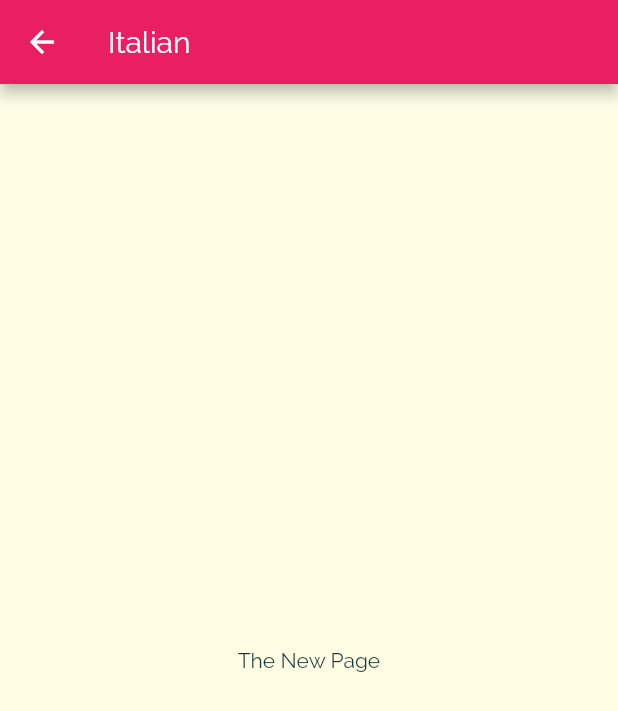
After one commit to achowba/meals_app, a Flutter app: the screen it shows after launch, after a tap on "Italian", on a phone screen of 412 x 824 dp. The commit adds this screen. Shown: the top 711 px of the screen. Run offline on Flutter 3.47's test engine with Material 2 defaults, Android fonts, the phone set to English and light mode, and no system bars.

Commit message:
160. Passing Data via the Constructor

```diff
--- a/lib/categories_screen.dart
+++ b/lib/categories_screen.dart
@@ -15,7 +15,7 @@ class CategoriesScreen extends StatelessWidget {
             body: GridView(
                 padding: const EdgeInsets.all(15),
                 children: DUMMY_CATEGORIES.map((catData) =>
-                    CategoryItem(catData.title, catData.color)
+                    CategoryItem(catData.id, catData.title, catData.color)
                 ).toList(),
                 gridDelegate: SliverGridDelegateWithMaxCrossAxisExtent( // this class takes care of structuring the grid
                     maxCrossAxisExtent: 200,
--- a/lib/category_item.dart
+++ b/lib/category_item.dart
@@ -1,15 +1,31 @@
 import 'package:flutter/material.dart';
+import './category_meals_screen.dart';
 
 class CategoryItem extends StatelessWidget {
 
+    final String id;
     final String title;
     final Color color;
 
-    CategoryItem(this.title, this.color);
+    CategoryItem(this.id, this.title, this.color);
+
+    // method to navigate to another page
+    void selectCategory(BuildContext ctx) {
+        // Navigator needs a context, MaterialPageRoute needs a builder (which takes in a context)
+        Navigator.of(ctx).push(MaterialPageRoute(
+            builder: (_) {
+                return CategoryMealsScreen(id, title); // use the constructor to pass data to the next page
+            })
+        );
+    }
 
     @override
     Widget build(BuildContext context) {
-        return Container(
+        return InkWell(
+            onTap: () => selectCategory(context),
+            splashColor: Theme.of(context).primaryColor,
+            borderRadius: BorderRadius.circular(7),
+            child: Container(
                 padding: const EdgeInsets.all(15),
                 child: Text(
                     title,
@@ -23,6 +39,7 @@ class CategoryItem extends StatelessWidget {
                     ),
                     borderRadius: BorderRadius.circular(7)
                 ),
+            )
         );
     }
 }
--- /dev/null
+++ b/lib/category_meals_screen.dart
@@ -0,0 +1,21 @@
+import 'package:flutter/material.dart';
+
+class CategoryMealsScreen extends StatelessWidget {
+
+    final String categoryId;
+    final String categoryTitle;
+
+    CategoryMealsScreen(this.categoryId, this.categoryTitle);
+
+    @override
+    Widget build (BuildContext context) {
+        return Scaffold(
+            appBar: AppBar(
+                title: Text(categoryTitle),
+            ),
+            body: Center(
+                child: Text('The New Page'),
+            ),
+        );
+    }
+}
```
Lines whose indentation alone changed are shown as unchanged.
